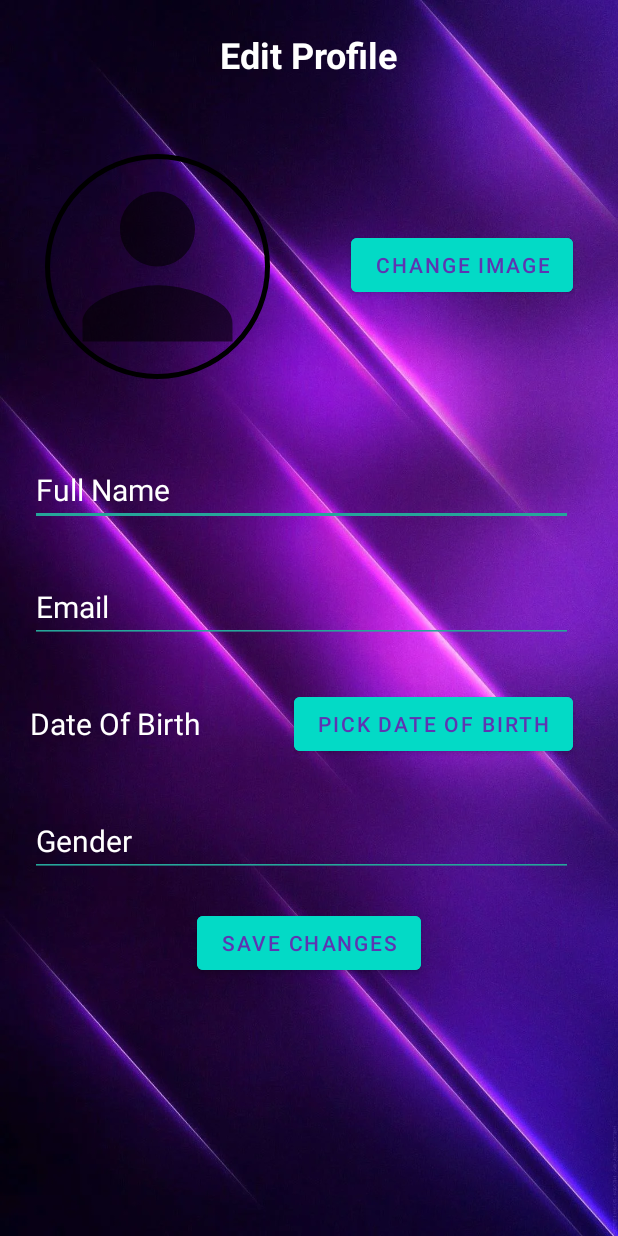
After one commit to SYProject1999/final-project-repo, an Android app: the EditProfileActivity screen opened directly, with no data from a screen before it, on a phone screen of 412 x 824 dp. The commit adds this screen. Run offline under Robolectric (Android 15) with nearby library versions, the phone set to English and light mode, and no system bars; our stand-ins replace CircleImageView, Firebase (no records; nobody signed in at launch, a user with empty details on screens opened directly), Picasso.

Commit message:
Profile image Test

```diff
--- a/app/build.gradle
+++ b/app/build.gradle
@@ -44,11 +44,13 @@ dependencies {
     implementation 'com.firebaseui:firebase-ui-database:8.0.1'
     implementation 'androidx.navigation:navigation-fragment:2.3.5'
     implementation 'androidx.navigation:navigation-ui:2.3.5'
+    implementation 'com.google.firebase:firebase-storage:20.0.1'
     testImplementation 'junit:junit:4.13.2'
     androidTestImplementation 'androidx.test.ext:junit:1.1.3'
     androidTestImplementation 'androidx.test.espresso:espresso-core:3.4.0'
 
-
+    // Picasso 2.8
+    implementation 'com.squareup.picasso:picasso:2.5.2'
     // ViewPager2
     implementation 'androidx.viewpager2:viewpager2:1.0.0'
     // CardView
--- a/app/src/main/AndroidManifest.xml
+++ b/app/src/main/AndroidManifest.xml
@@ -6,6 +6,7 @@
     <uses-permission android:name="android.permission.READ_EXTERNAL_STORAGE" />
     <uses-permission android:name="android.permission.WRITE_CALENDAR" />
     <uses-permission android:name="android.permission.READ_CALENDAR" />
+    <uses-permission android:name="android.permission.INTERNET" />
 
     <application
         android:allowBackup="true"
@@ -17,13 +18,16 @@
         android:theme="@style/Theme.FinalProject"
         android:usesCleartextTraffic="true">
         <activity
+            android:name=".EditProfileActivity"
+            android:exported="false" />
+        <activity
             android:name=".ProfileActivity"
             android:exported="false" />
         <activity
             android:name=".addDiary"
             android:exported="false" />
         <activity
-            android:name=".OnBoardingScreensActivity"
+            android:name=".Onboarding.OnBoardingScreensActivity"
             android:exported="false" />
         <activity
             android:name=".ForgotPasswordActivity"
--- /dev/null
+++ b/app/src/main/java/com/example/finalproject/EditProfileActivity.java
@@ -0,0 +1,119 @@
+package com.example.finalproject;
+
+import androidx.activity.result.ActivityResultCallback;
+import androidx.activity.result.ActivityResultLauncher;
+import androidx.activity.result.contract.ActivityResultContracts;
+import androidx.annotation.NonNull;
+import androidx.appcompat.app.AppCompatActivity;
+
+import android.content.ContentResolver;
+import android.net.Uri;
+import android.os.Bundle;
+import android.webkit.MimeTypeMap;
+import android.widget.Button;
+import android.widget.EditText;
+import android.widget.TextView;
+import android.widget.Toast;
+
+import com.example.finalproject.models.ProfileImageModel;
+import com.google.android.gms.tasks.OnFailureListener;
+import com.google.android.gms.tasks.OnSuccessListener;
+import com.google.firebase.auth.FirebaseAuth;
+import com.google.firebase.auth.FirebaseUser;
+import com.google.firebase.database.DatabaseReference;
+import com.google.firebase.database.FirebaseDatabase;
+import com.google.firebase.storage.FirebaseStorage;
+import com.google.firebase.storage.StorageReference;
+import com.google.firebase.storage.StorageTask;
+import com.google.firebase.storage.UploadTask;
+import com.squareup.picasso.Picasso;
+
+import de.hdodenhof.circleimageview.CircleImageView;
+
+public class EditProfileActivity extends AppCompatActivity {
+
+    private static final int PICK_IMAGE_REQUEST = 1;
+
+    private CircleImageView profileImage;
+    private TextView dateOfBirthTV;
+    private Button changeImageBtn, dateOfBirthBtn, saveBtn;
+    private EditText fullNameET, emailET, genderET;
+
+    private Uri imageUri;
+
+    private FirebaseAuth auth;
+    private FirebaseUser user;
+    private StorageReference storageReference;
+    private DatabaseReference databaseReference;
+
+    private StorageTask storageTask;
+
+    @Override
+    protected void onCreate(Bundle savedInstanceState) {
+        super.onCreate(savedInstanceState);
+        setContentView(R.layout.activity_edit_profile);
+
+        profileImage = findViewById(R.id.editProfileImage);
+        dateOfBirthTV = findViewById(R.id.editProfileDateOfBirthTV);
+        changeImageBtn = findViewById(R.id.editProfileImageBtn);
+        dateOfBirthBtn = findViewById(R.id.editProfileDateOfBirthBtn);
+        saveBtn = findViewById(R.id.editProfileSaveBtn);
+        fullNameET = findViewById(R.id.editProfileFullName);
+        emailET = findViewById(R.id.editProfileEmail);
+        genderET = findViewById(R.id.editProfileGender);
+
+        auth = FirebaseAuth.getInstance();
+        user = auth.getCurrentUser();
+        storageReference = FirebaseStorage.getInstance().getReference("Users").child(user.getUid());
+        databaseReference = FirebaseDatabase.getInstance().getReference("Users").child(user.getUid());
+
+        ActivityResultLauncher<String> getContent = registerForActivityResult(new ActivityResultContracts.GetContent(),
+                new ActivityResultCallback<Uri>() {
+            @Override
+            public void onActivityResult(Uri result) {
+                if (result != null) {
+                    imageUri = result;
+                    Picasso.with(EditProfileActivity.this).load(result).into(profileImage);
+                }
+            }
+        });
+
+        changeImageBtn.setOnClickListener(view -> getContent.launch("image/*"));
+
+        saveBtn.setOnClickListener(view -> {
+            if (storageTask != null && storageTask.isInProgress()) {
+                Toast.makeText(EditProfileActivity.this, "Image change in progress", Toast.LENGTH_SHORT).show();
+            } else {
+                saveChanges();
+            }
+        });
+    }
+
+    private String getFileExtension(Uri uri) {
+        ContentResolver contentResolver = getContentResolver();
+        MimeTypeMap mimeTypeMap = MimeTypeMap.getSingleton();
+        return mimeTypeMap.getExtensionFromMimeType(contentResolver.getType(uri));
+    }
+
+    private void saveChanges() {
+        if (imageUri != null) {
+            StorageReference fileReference = storageReference.child(System.currentTimeMillis()
+                + "." + getFileExtension(imageUri));
+
+            storageTask = fileReference.putFile(imageUri).addOnSuccessListener(new OnSuccessListener<UploadTask.TaskSnapshot>() {
+                @Override
+                public void onSuccess(UploadTask.TaskSnapshot taskSnapshot) {
+                    ProfileImageModel imageModel = new ProfileImageModel(taskSnapshot.getUploadSessionUri().toString());
+                    databaseReference.child("imageUrl").setValue(imageModel);
+                    Toast.makeText(EditProfileActivity.this, "Image Selected", Toast.LENGTH_SHORT).show();
+                }
+            }).addOnFailureListener(new OnFailureListener() {
+                @Override
+                public void onFailure(@NonNull Exception e) {
+                    Toast.makeText(EditProfileActivity.this, e.getMessage(), Toast.LENGTH_SHORT).show();
+                }
+            });
+        }
+        finish();
+    }
+}
--- a/app/src/main/java/com/example/finalproject/MainActivity.java
+++ b/app/src/main/java/com/example/finalproject/MainActivity.java
@@ -6,6 +6,7 @@ import androidx.appcompat.app.AppCompatActivity;
 import android.content.Intent;
 import android.os.Bundle;
 
+import com.example.finalproject.Onboarding.OnBoardingScreensActivity;
 import com.google.firebase.auth.FirebaseAuth;
 import com.google.firebase.auth.FirebaseUser;
 import com.google.firebase.database.DataSnapshot;
--- a/app/src/main/java/com/example/finalproject/OnBoardingScreensActivity.java
+++ b/app/src/main/java/com/example/finalproject/Onboarding/OnBoardingScreensActivity.java
@@ -1,4 +1,4 @@
-package com.example.finalproject;
+package com.example.finalproject.Onboarding;
 
 import androidx.appcompat.app.AppCompatActivity;
 import androidx.core.content.ContextCompat;
@@ -11,6 +11,8 @@ import android.view.ViewGroup;
 import android.widget.ImageView;
 import android.widget.LinearLayout;
 
+import com.example.finalproject.BottomNavigationBarActivity;
+import com.example.finalproject.R;
 import com.google.android.material.button.MaterialButton;
 import com.google.firebase.auth.FirebaseAuth;
 import com.google.firebase.auth.FirebaseUser;
--- a/app/src/main/java/com/example/finalproject/OnboardingAdapter.java
+++ b/app/src/main/java/com/example/finalproject/Onboarding/OnboardingAdapter.java
@@ -1,4 +1,4 @@
-package com.example.finalproject;
+package com.example.finalproject.Onboarding;
 
 import android.view.LayoutInflater;
 import android.view.View;
@@ -8,6 +8,8 @@ import android.widget.TextView;
 
 import androidx.annotation.NonNull;
 import androidx.recyclerview.widget.RecyclerView;
+
+import com.example.finalproject.R;
 
 import java.util.List;
 
--- a/app/src/main/java/com/example/finalproject/OnboardingItem.java
+++ b/app/src/main/java/com/example/finalproject/Onboarding/OnboardingItem.java
@@ -1,4 +1,4 @@
-package com.example.finalproject;
+package com.example.finalproject.Onboarding;
 
 public class OnboardingItem {
 
--- /dev/null
+++ b/app/src/main/res/layout/activity_edit_profile.xml
@@ -0,0 +1,142 @@
+<?xml version="1.0" encoding="utf-8"?>
+<RelativeLayout xmlns:android="http://schemas.android.com/apk/res/android"
+    xmlns:app="http://schemas.android.com/apk/res-auto"
+    xmlns:tools="http://schemas.android.com/tools"
+    android:layout_width="match_parent"
+    android:layout_height="match_parent"
+    tools:context=".EditProfileActivity"
+    android:background="@drawable/background2">
+
+
+    <TextView
+        android:id="@+id/editProfileTitle"
+        android:layout_width="wrap_content"
+        android:layout_height="wrap_content"
+        android:layout_centerInParent="true"
+        android:layout_alignParentTop="true"
+        android:layout_marginTop="20dp"
+        android:text="Edit Profile"
+        android:textColor="#FFFFFF"
+        android:textSize="24sp"
+        android:textStyle="bold" />
+
+    <RelativeLayout
+        android:id="@+id/editProfileChangeImg"
+        android:layout_width="match_parent"
+        android:layout_height="wrap_content"
+        android:layout_below="@id/editProfileTitle"
+        android:layout_marginTop="30dp">
+
+        <de.hdodenhof.circleimageview.CircleImageView
+            android:id="@+id/editProfileImage"
+            android:layout_width="150dp"
+            android:layout_height="150dp"
+            android:layout_alignParentStart="true"
+            android:layout_marginStart="30dp"
+            android:layout_marginTop="20dp"
+            android:layout_marginBottom="20dp"
+            android:src="@drawable/ic_baseline_person_24"
+            app:civ_border_color="#000"
+            app:civ_border_width="3dp"
+            app:civ_circle_background_color="@color/white" />
+
+        <com.google.android.material.button.MaterialButton
+            android:id="@+id/editProfileImageBtn"
+            android:layout_width="wrap_content"
+            android:layout_height="wrap_content"
+            android:layout_alignParentEnd="true"
+            android:layout_marginTop="70dp"
+            android:layout_marginEnd="30dp"
+            android:backgroundTint="@color/design_default_color_secondary"
+            android:text="Change Image"
+            android:textColor="#5E35B1"
+            tools:ignore="TextContrastCheck" />
+
+    </RelativeLayout>
+
+    <EditText
+        android:id="@+id/editProfileFullName"
+        android:layout_width="match_parent"
+        android:layout_height="wrap_content"
+        android:layout_below="@id/editProfileChangeImg"
+        android:layout_marginStart="20dp"
+        android:layout_marginTop="30dp"
+        android:layout_marginEnd="30dp"
+        android:backgroundTint="#26A69A"
+        android:hint="Full Name"
+        android:inputType="text"
+        android:textColorHint="#FFFFFF"
+        android:textSize="20sp" />
+
+    <EditText
+        android:id="@+id/editProfileEmail"
+        android:layout_width="match_parent"
+        android:layout_height="wrap_content"
+        android:layout_below="@id/editProfileFullName"
+        android:layout_marginStart="20dp"
+        android:layout_marginTop="30dp"
+        android:layout_marginEnd="30dp"
+        android:backgroundTint="#26A69A"
+        android:hint="Email"
+        android:inputType="textEmailAddress"
+        android:textColorHint="#FFFFFF"
+        android:textSize="20sp" />
+
+    <RelativeLayout
+        android:id="@+id/editProfileDateOfBirthLayout"
+        android:layout_width="match_parent"
+        android:layout_height="wrap_content"
+        android:layout_below="@id/editProfileEmail"
+        android:layout_marginTop="30dp">
+
+        <TextView
+            android:id="@+id/editProfileDateOfBirthTV"
+            android:layout_width="wrap_content"
+            android:layout_height="wrap_content"
+            android:layout_centerVertical="true"
+            android:layout_marginStart="20dp"
+            android:text="Date Of Birth"
+            android:textColor="#FFFFFF"
+            android:textSize="20dp" />
+
+        <com.google.android.material.button.MaterialButton
+            android:id="@+id/editProfileDateOfBirthBtn"
+            android:layout_width="wrap_content"
+            android:layout_height="wrap_content"
+            android:layout_alignParentEnd="true"
+            android:layout_centerVertical="true"
+            android:layout_marginEnd="30dp"
+            android:backgroundTint="@color/design_default_color_secondary"
+            android:text="Pick Date Of Birth"
+            android:textColor="#5E35B1"
+            tools:ignore="TextContrastCheck" />
+
+    </RelativeLayout>
+
+    <EditText
+        android:id="@+id/editProfileGender"
+        android:layout_width="match_parent"
+        android:layout_height="wrap_content"
+        android:layout_below="@id/editProfileDateOfBirthLayout"
+        android:layout_marginStart="20dp"
+        android:layout_marginTop="30dp"
+        android:layout_marginEnd="30dp"
+        android:backgroundTint="#26A69A"
+        android:hint="Gender"
+        android:inputType="text"
+        android:textColorHint="#FFFFFF"
+        android:textSize="20sp" />
+
+    <com.google.android.material.button.MaterialButton
+        android:id="@+id/editProfileSaveBtn"
+        android:layout_width="wrap_content"
+        android:layout_height="wrap_content"
+        android:layout_below="@id/editProfileGender"
+        android:layout_centerHorizontal="true"
+        android:layout_marginTop="20dp"
+        android:backgroundTint="@color/design_default_color_secondary"
+        android:text="SAVE CHANGES"
+        android:textColor="#5E35B1"
+        tools:ignore="TextContrastCheck" />
+
+</RelativeLayout>
--- a/app/src/main/res/layout/activity_onboarding_screens.xml
+++ b/app/src/main/res/layout/activity_onboarding_screens.xml
@@ -5,7 +5,7 @@
     android:layout_width="match_parent"
     android:layout_height="match_parent"
     android:background="@color/colorBackground"
-    tools:context=".OnBoardingScreensActivity">
+    tools:context=".Onboarding.OnBoardingScreensActivity">
 
     <com.google.android.material.button.MaterialButton
         android:id="@+id/buttonOnboardingAction"
--- a/app/src/main/res/layout/habits_input_layout.xml
+++ b/app/src/main/res/layout/habits_input_layout.xml
@@ -12,7 +12,7 @@
         <LinearLayout
             android:id="@+id/ll_textViews"
             android:layout_width="match_parent"
-            android:layout_height="match_parent"
+            android:layout_height="wrap_content"
             android:gravity="center"
             android:orientation="vertical">
 
```
Also changed, not shown: app/src/main/java/com/example/finalproject/LoginActivity.java (+6 -9 lines), app/src/main/java/com/example/finalproject/ProfileActivity.java (+15 -3 lines), app/src/main/java/com/example/finalproject/models/ProfileImageModel.java (added, +20 -0 lines), app/src/main/java/com/example/finalproject/models/User.java (+5 -25 lines), app/src/main/res/layout/activity_profile.xml (+5 -5 lines).
